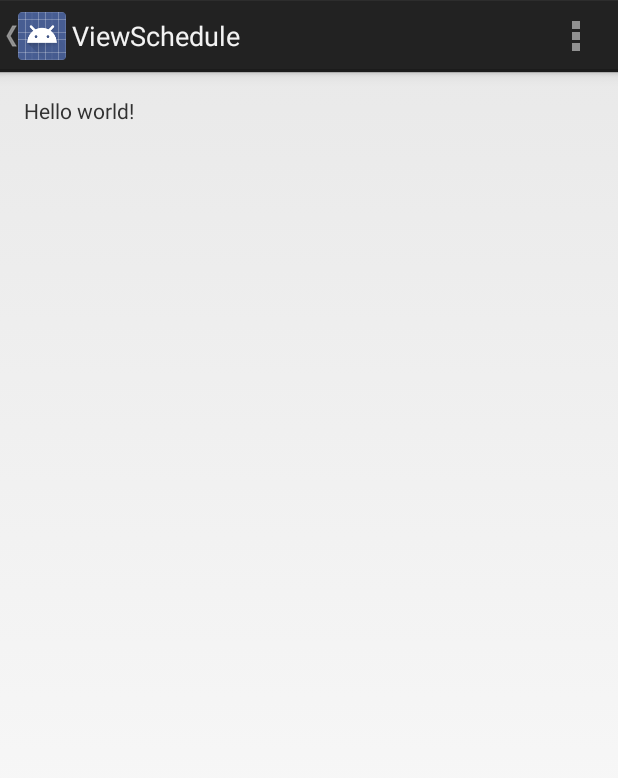
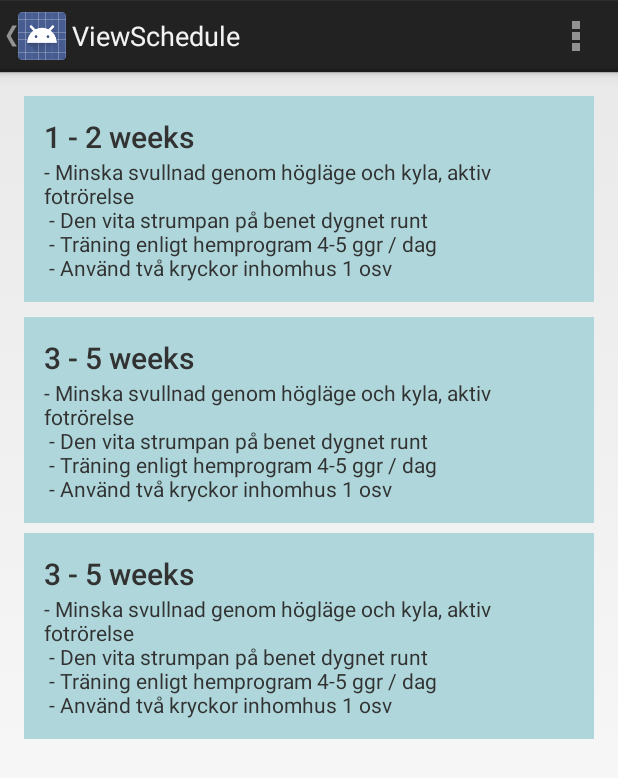
Before and after one commit to mbark/rehappilitering, an Android app: the ViewSchedule screen opened directly, with no data from a screen before it, on a phone screen of 412 x 824 dp. Shown: the top 778 px of the screen. Run offline under Robolectric (Android 15) with nearby library versions, the phone set to English and light mode, and no system bars.

Commit message:
Add prototype for the schedule

```diff
--- a/app/src/main/java/arkbarkberg/rehappilitering/ViewSchedule.java
+++ b/app/src/main/java/arkbarkberg/rehappilitering/ViewSchedule.java
@@ -4,6 +4,8 @@ import android.app.Activity;
 import android.os.Bundle;
 import android.view.Menu;
 import android.view.MenuItem;
+import android.widget.Button;
+import android.widget.LinearLayout;
 
 //Visar upplägg
 
--- a/app/src/main/res/layout/activity_view_schedule.xml
+++ b/app/src/main/res/layout/activity_view_schedule.xml
@@ -1,4 +1,4 @@
-<RelativeLayout xmlns:android="http://schemas.android.com/apk/res/android"
+<FrameLayout xmlns:android="http://schemas.android.com/apk/res/android"
     xmlns:tools="http://schemas.android.com/tools" android:layout_width="match_parent"
     android:layout_height="match_parent" android:paddingLeft="@dimen/activity_horizontal_margin"
     android:paddingRight="@dimen/activity_horizontal_margin"
@@ -6,7 +6,97 @@
     android:paddingBottom="@dimen/activity_vertical_margin"
     tools:context="arkbarkberg.rehappilitering.ViewSchedule">
 
-    <TextView android:text="@string/hello_world" android:layout_width="wrap_content"
-        android:layout_height="wrap_content" />
+    <LinearLayout
+        android:id="@+id/exerciseButtons"
+        android:orientation="vertical"
+        android:layout_width="fill_parent"
+        android:layout_height="fill_parent"
+        android:layout_alignParentTop="true"
+        android:layout_alignParentLeft="true"
+        android:layout_alignParentStart="true">
 
-</RelativeLayout>
+        <LinearLayout
+            android:layout_width="wrap_content"
+            android:layout_height="wrap_content"
+            android:background="@color/blue_light"
+            android:orientation="vertical"
+            android:padding="20px"
+            android:layout_marginBottom="15px">
+
+            <TextView
+                android:layout_width="wrap_content"
+                android:layout_height="wrap_content"
+                android:id="@+id/text1"
+                android:text="@string/schedule_1_2"
+                android:textStyle="bold"
+                android:textSize="20sp"
+                android:textIsSelectable="false"
+                android:fontFamily="sans-serif-light"/>
+
+            <TextView
+                android:layout_width="wrap_content"
+                android:layout_height="wrap_content"
+                android:id="@+id/text2"
+                android:text="@string/schedule_1_2_text"
+                android:textStyle="bold"
+                android:textSize="14sp"
+                android:textIsSelectable="false"
+                android:fontFamily="sans-serif-thin"/>
+        </LinearLayout>
+
+        <LinearLayout
+            android:layout_width="wrap_content"
+            android:layout_height="wrap_content"
+            android:background="@color/blue_light"
+            android:orientation="vertical"
+            android:padding="20px"
+            android:layout_marginBottom="10px">
+
+            <TextView
+                android:layout_width="wrap_content"
+                android:layout_height="wrap_content"
+                android:text="@string/schedule_3_5"
+                android:textStyle="bold"
+                android:textSize="20sp"
+                android:textIsSelectable="false"
+                android:fontFamily="sans-serif-light" />
+
+            <TextView
+                android:layout_width="wrap_content"
+                android:layout_height="wrap_content"
+                android:text="@string/schedule_3_5_text"
+                android:textStyle="bold"
+                android:textSize="14sp"
+                android:textIsSelectable="false"
+                android:fontFamily="sans-serif-thin" />
+        </LinearLayout>
+
+        <LinearLayout
+            android:layout_width="wrap_content"
+            android:layout_height="wrap_content"
+            android:background="@color/blue_light"
+            android:orientation="vertical"
+            android:padding="20px"
+            android:layout_marginBottom="10px">
+
+            <TextView
+                android:layout_width="wrap_content"
+                android:layout_height="wrap_content"
+                android:text="@string/schedule_3_5"
+                android:textStyle="bold"
+                android:textSize="20sp"
+                android:textIsSelectable="false"
+                android:fontFamily="sans-serif-light" />
+
+            <TextView
+                android:layout_width="wrap_content"
+                android:layout_height="wrap_content"
+                android:text="@string/schedule_3_5_text"
+                android:textStyle="bold"
+                android:textSize="14sp"
+                android:textIsSelectable="false"
+                android:fontFamily="sans-serif-thin" />
+        </LinearLayout>
+    </LinearLayout>
+
+</FrameLayout>
--- /dev/null
+++ b/app/src/main/res/values/colors.xml
@@ -0,0 +1,8 @@
+<?xml version="1.0" encoding="utf-8"?>
+<resources>
+    <color name="blue_dark">#3D9CA8</color>
+    <color name="blue_light">#AFD7DB</color>
+    <color name="green">#BCD693</color>
+    <color name="yellow">#EFD8A1</color>
+    <color name="red">#AF7575</color>
+</resources>
--- a/app/src/main/res/values/strings.xml
+++ b/app/src/main/res/values/strings.xml
@@ -18,4 +18,20 @@
     <string name="title_activity_instructions_your">InstructionsYour</string>
     <string name="title_activity_evaluate">Evaluate</string>
 
+    <string name="schedule_1_2">1 - 2 weeks</string>
+    <string name="schedule_1_2_text">
+        - Minska svullnad genom högläge och kyla, aktiv fotrörelse\n
+        - Den vita strumpan på benet dygnet runt\n
+        - Träning enligt hemprogram 4-5 ggr / dag\n
+        - Använd två kryckor inhomhus 1 osv
+    </string>
+
+    <string name="schedule_3_5">3 - 5 weeks</string>
+    <string name="schedule_3_5_text">
+        - Minska svullnad genom högläge och kyla, aktiv fotrörelse\n
+        - Den vita strumpan på benet dygnet runt\n
+        - Träning enligt hemprogram 4-5 ggr / dag\n
+        - Använd två kryckor inhomhus 1 osv
+    </string>
+
 </resources>
```
Also changed, not shown: 3 other files.
